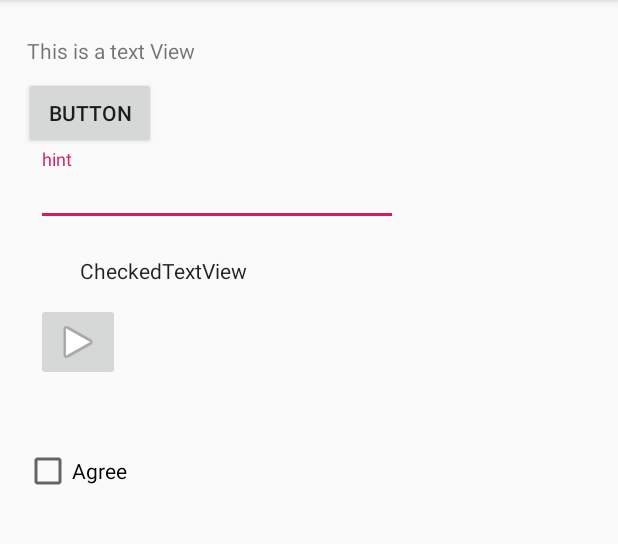
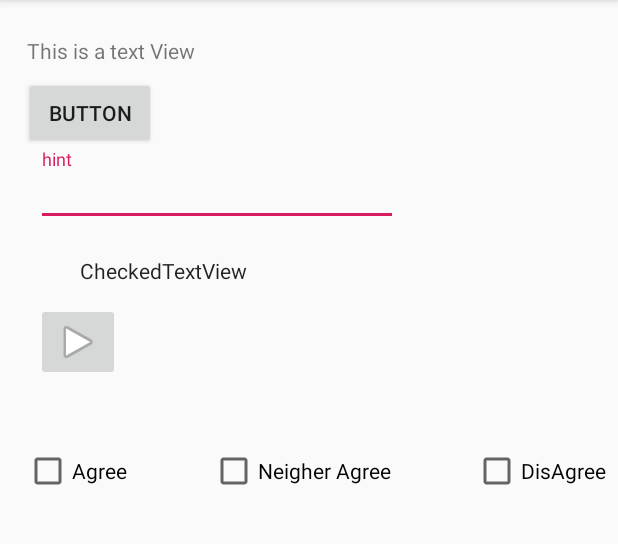
Before and after one commit to KnightsTiger/UIComponents, an Android app: the screen it shows after launch (MainActivity), on a phone screen of 412 x 824 dp, the part 84-628 px from its top. Run offline under Robolectric (Android 15) with nearby library versions, the phone set to English and light mode, and no system bars.

Commit message:
Added Checkboxes

```diff
--- a/app/src/main/res/layout/activity_main.xml
+++ b/app/src/main/res/layout/activity_main.xml
@@ -74,8 +74,31 @@
         android:layout_height="wrap_content"
         android:layout_marginStart="16dp"
         android:layout_marginTop="44dp"
+        android:onClick="onCheckBoxClicked"
         android:text="@string/agree"
         app:layout_constraintStart_toStartOf="parent"
         app:layout_constraintTop_toBottomOf="@+id/imageButton" />
 
+    <CheckBox
+        android:id="@+id/checkBox2"
+        android:layout_width="wrap_content"
+        android:layout_height="wrap_content"
+        android:layout_marginStart="8dp"
+        android:layout_marginEnd="8dp"
+        android:onClick="onCheckBoxClicked"
+        android:text="Neigher Agree"
+        app:layout_constraintBaseline_toBaselineOf="@+id/IAgree"
+        app:layout_constraintEnd_toStartOf="@+id/checkBox3"
+        app:layout_constraintStart_toEndOf="@+id/IAgree" />
+
+    <CheckBox
+        android:id="@+id/checkBox3"
+        android:layout_width="wrap_content"
+        android:layout_height="wrap_content"
+        android:layout_marginEnd="8dp"
+        android:onClick="onCheckBoxClicked"
+        android:text="DisAgree"
+        app:layout_constraintBaseline_toBaselineOf="@+id/checkBox2"
+        app:layout_constraintEnd_toEndOf="parent" />
+
 </android.support.constraint.ConstraintLayout>
```
